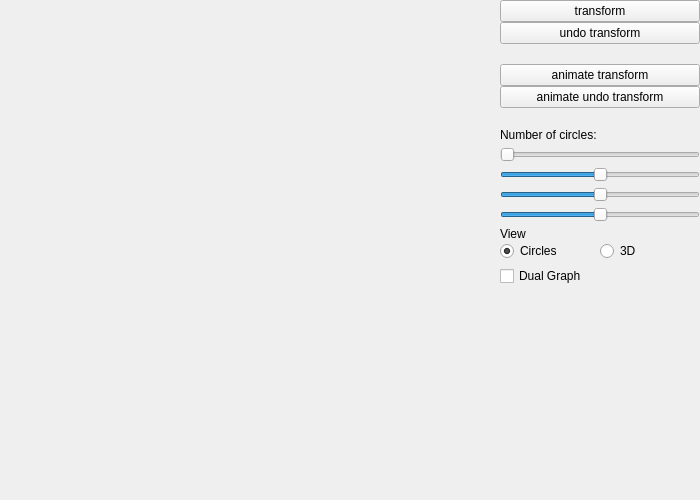
The window that bubblewrap/ui/widget.ui (daviddumas/bubble-wrap) describes before a commit, drawn with Qt 5.
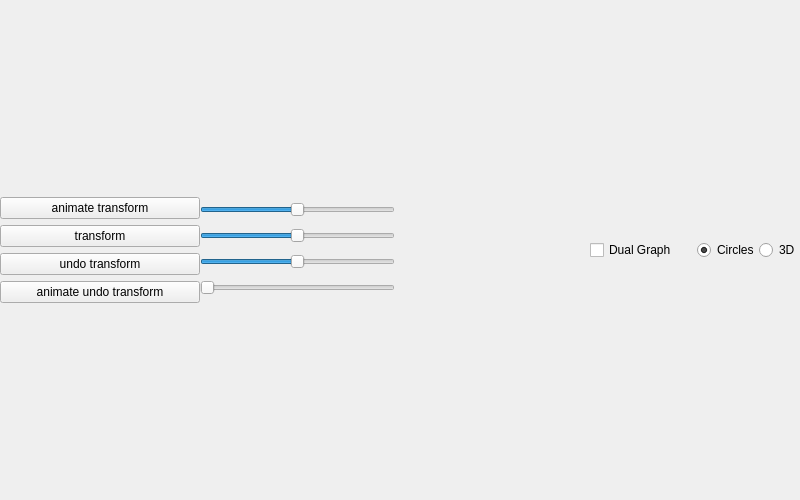
The same window after the commit.

```diff
--- a/bubblewrap/ui/widget.ui
+++ b/bubblewrap/ui/widget.ui
@@ -9,7 +9,7 @@
    <rect>
     <x>0</x>
     <y>0</y>
-    <width>700</width>
+    <width>800</width>
     <height>500</height>
    </rect>
   </property>
@@ -21,14 +21,20 @@
   </property>
   <property name="minimumSize">
    <size>
-    <width>700</width>
+    <width>800</width>
     <height>500</height>
    </size>
   </property>
   <property name="windowTitle">
    <string>Widget</string>
   </property>
-  <layout class="QHBoxLayout" name="horizontalLayout_2">
+  <layout class="QVBoxLayout" name="verticalLayout_2" stretch="1,0">
+   <property name="spacing">
+    <number>0</number>
+   </property>
+   <property name="sizeConstraint">
+    <enum>QLayout::SetNoConstraint</enum>
+   </property>
    <property name="leftMargin">
     <number>0</number>
    </property>
@@ -42,31 +48,79 @@
     <number>0</number>
    </property>
    <item>
-    <layout class="QHBoxLayout" name="horizontalLayout" stretch="1,0">
+    <layout class="QHBoxLayout" name="horizontalLayout" stretch="1,1">
      <property name="spacing">
-      <number>4</number>
+      <number>0</number>
      </property>
      <property name="sizeConstraint">
       <enum>QLayout::SetFixedSize</enum>
      </property>
      <item>
-      <layout class="QVBoxLayout" name="gv">
+      <layout class="QVBoxLayout" name="gv1" stretch="">
+       <property name="spacing">
+        <number>0</number>
+       </property>
        <property name="sizeConstraint">
         <enum>QLayout::SetMinimumSize</enum>
        </property>
       </layout>
      </item>
+     <item>
+      <layout class="QVBoxLayout" name="gv2">
+       <property name="spacing">
+        <number>0</number>
+       </property>
+       <property name="sizeConstraint">
+        <enum>QLayout::SetMinimumSize</enum>
+       </property>
+      </layout>
+     </item>
+    </layout>
+   </item>
+   <item>
+    <layout class="QHBoxLayout" name="horizontalLayout_2" stretch="0,0,0,0,0,0">
+     <property name="spacing">
+      <number>0</number>
+     </property>
+     <property name="sizeConstraint">
+      <enum>QLayout::SetMinimumSize</enum>
+     </property>
+     <property name="rightMargin">
+      <number>0</number>
+     </property>
      <item>
       <layout class="QVBoxLayout" name="verticalLayout">
-       <property name="spacing">
-        <number>0</number>
-       </property>
-       <property name="sizeConstraint">
-        <enum>QLayout::SetMaximumSize</enum>
-       </property>
-       <property name="rightMargin">
-        <number>0</number>
-       </property>
+       <item>
+        <widget class="QPushButton" name="testbtn3">
+         <property name="sizePolicy">
+          <sizepolicy hsizetype="Expanding" vsizetype="Fixed">
+           <horstretch>0</horstretch>
+           <verstretch>0</verstretch>
+          </sizepolicy>
+         </property>
+         <property name="minimumSize">
+          <size>
+           <width>200</width>
+           <height>0</height>
+          </size>
+         </property>
+         <property name="maximumSize">
+          <size>
+           <width>200</width>
+           <height>16777215</height>
+          </size>
+         </property>
+         <property name="layoutDirection">
+          <enum>Qt::LeftToRight</enum>
+         </property>
+         <property name="text">
+          <string>animate transform</string>
+         </property>
+         <property name="flat">
+          <bool>false</bool>
+         </property>
+        </widget>
+       </item>
        <item>
         <widget class="QPushButton" name="testbtn1">
          <property name="sizePolicy">
@@ -129,53 +183,6 @@
          </property>
         </widget>
        </item>
-       <item>
-        <spacer name="verticalSpacer_2">
-         <property name="orientation">
-          <enum>Qt::Vertical</enum>
-         </property>
-         <property name="sizeType">
-          <enum>QSizePolicy::Fixed</enum>
-         </property>
-         <property name="sizeHint" stdset="0">
-          <size>
-           <width>20</width>
-           <height>20</height>
-          </size>
-         </property>
-        </spacer>
-       </item>
-       <item>
-        <widget class="QPushButton" name="testbtn3">
-         <property name="sizePolicy">
-          <sizepolicy hsizetype="Expanding" vsizetype="Fixed">
-           <horstretch>0</horstretch>
-           <verstretch>0</verstretch>
-          </sizepolicy>
-         </property>
-         <property name="minimumSize">
-          <size>
-           <width>200</width>
-           <height>0</height>
-          </size>
-         </property>
-         <property name="maximumSize">
-          <size>
-           <width>200</width>
-           <height>16777215</height>
-          </size>
-         </property>
-         <property name="layoutDirection">
-          <enum>Qt::LeftToRight</enum>
-         </property>
-         <property name="text">
-          <string>animate transform</string>
-         </property>
-         <property name="flat">
-          <bool>false</bool>
-         </property>
-        </widget>
-       </item>
        <item>
         <widget class="QPushButton" name="testbtn4">
          <property name="sizePolicy">
@@ -207,74 +214,10 @@
          </property>
         </widget>
        </item>
-       <item>
-        <spacer name="verticalSpacer_3">
-         <property name="orientation">
-          <enum>Qt::Vertical</enum>
-         </property>
-         <property name="sizeType">
-          <enum>QSizePolicy::Fixed</enum>
-         </property>
-         <property name="sizeHint" stdset="0">
-          <size>
-           <width>20</width>
-           <height>20</height>
-          </size>
-         </property>
-        </spacer>
-       </item>
-       <item>
-        <widget class="QLabel" name="num_of_circles_label">
-         <property name="text">
-          <string>Number of circles:</string>
-         </property>
-        </widget>
-       </item>
-       <item>
-        <spacer name="verticalSpacer_4">
-         <property name="orientation">
-          <enum>Qt::Vertical</enum>
-         </property>
-         <property name="sizeType">
-          <enum>QSizePolicy::Fixed</enum>
-         </property>
-         <property name="sizeHint" stdset="0">
-          <size>
-           <width>20</width>
-           <height>5</height>
-          </size>
-         </property>
-        </spacer>
-       </item>
-       <item>
-        <widget class="QSlider" name="amountSlider">
-         <property name="minimum">
-          <number>9</number>
-         </property>
-         <property name="maximum">
-          <number>1999</number>
-         </property>
-         <property name="orientation">
-          <enum>Qt::Horizontal</enum>
-         </property>
-        </widget>
-       </item>
-       <item>
-        <spacer name="verticalSpacer_5">
-         <property name="orientation">
-          <enum>Qt::Vertical</enum>
-         </property>
-         <property name="sizeType">
-          <enum>QSizePolicy::Fixed</enum>
-         </property>
-         <property name="sizeHint" stdset="0">
-          <size>
-           <width>20</width>
-           <height>5</height>
-          </size>
-         </property>
-        </spacer>
-       </item>
+      </layout>
+     </item>
+     <item>
+      <layout class="QVBoxLayout" name="verticalLayout_4">
        <item>
         <widget class="QSlider" name="xrot">
          <property name="minimum">
@@ -291,22 +234,6 @@
          </property>
         </widget>
        </item>
-       <item>
-        <spacer name="verticalSpacer_6">
-         <property name="orientation">
-          <enum>Qt::Vertical</enum>
-         </property>
-         <property name="sizeType">
-          <enum>QSizePolicy::Fixed</enum>
-         </property>
-         <property name="sizeHint" stdset="0">
-          <size>
-           <width>20</width>
-           <height>5</height>
-          </size>
-         </property>
-        </spacer>
-       </item>
        <item>
         <widget class="QSlider" name="yrot">
          <property name="minimum">
@@ -323,22 +250,6 @@
          </property>
         </widget>
        </item>
-       <item>
-        <spacer name="verticalSpacer_7">
-         <property name="orientation">
-          <enum>Qt::Vertical</enum>
-         </property>
-         <property name="sizeType">
-          <enum>QSizePolicy::Fixed</enum>
-         </property>
-         <property name="sizeHint" stdset="0">
-          <size>
-           <width>20</width>
-           <height>5</height>
-          </size>
-         </property>
-        </spacer>
-       </item>
        <item>
         <widget class="QSlider" name="zrot">
          <property name="minimum">
@@ -356,88 +267,78 @@
         </widget>
        </item>
        <item>
-        <spacer name="verticalSpacer_10">
-         <property name="orientation">
-          <enum>Qt::Vertical</enum>
+        <widget class="QSlider" name="amountSlider">
+         <property name="minimum">
+          <number>9</number>
          </property>
-         <property name="sizeType">
-          <enum>QSizePolicy::Fixed</enum>
+         <property name="maximum">
+          <number>1999</number>
          </property>
-         <property name="sizeHint" stdset="0">
-          <size>
-           <width>20</width>
-           <height>5</height>
-          </size>
+         <property name="orientation">
+          <enum>Qt::Horizontal</enum>
          </property>
-        </spacer>
+        </widget>
        </item>
+      </layout>
+     </item>
+     <item>
+      <spacer name="horizontalSpacer">
+       <property name="orientation">
+        <enum>Qt::Horizontal</enum>
+       </property>
+       <property name="sizeHint" stdset="0">
+        <size>
+         <width>40</width>
+         <height>20</height>
+        </size>
+       </property>
+      </spacer>
+     </item>
+     <item>
+      <widget class="QCheckBox" name="dual_graph_btn">
+       <property name="text">
+        <string>Dual Graph</string>
+       </property>
+      </widget>
+     </item>
+     <item>
+      <spacer name="verticalSpacer">
+       <property name="orientation">
+        <enum>Qt::Vertical</enum>
+       </property>
+       <property name="sizeType">
+        <enum>QSizePolicy::Fixed</enum>
+       </property>
+       <property name="sizeHint" stdset="0">
+        <size>
+         <width>20</width>
+         <height>100</height>
+        </size>
+       </property>
+      </spacer>
+     </item>
+     <item>
+      <layout class="QHBoxLayout" name="horizontalLayout_3">
+       <property name="spacing">
+        <number>0</number>
+       </property>
        <item>
-        <widget class="QLabel" name="label">
+        <widget class="QRadioButton" name="view_circles">
          <property name="text">
-          <string>View</string>
+          <string>Circles</string>
          </property>
+         <property name="checked">
+          <bool>true</bool>
+         </property>
         </widget>
        </item>
        <item>
-        <layout class="QHBoxLayout" name="horizontalLayout_3">
-         <property name="spacing">
-          <number>0</number>
-         </property>
-         <item>
-          <widget class="QRadioButton" name="view_circles">
-           <property name="text">
-            <string>Circles</string>
-           </property>
-           <property name="checked">
-            <bool>true</bool>
-           </property>
-          </widget>
-         </item>
-         <item>
-          <widget class="QRadioButton" name="view_3d">
-           <property name="text">
-            <string>3D</string>
-           </property>
-          </widget>
-         </item>
-        </layout>
-       </item>
-       <item>
-        <spacer name="verticalSpacer_11">
-         <property name="orientation">
-          <enum>Qt::Vertical</enum>
-         </property>
-         <property name="sizeType">
-          <enum>QSizePolicy::Fixed</enum>
-         </property>
-         <property name="sizeHint" stdset="0">
-          <size>
-           <width>20</width>
-           <height>5</height>
-          </size>
-         </property>
-        </spacer>
-       </item>
-       <item>
-        <widget class="QCheckBox" name="dual_graph_btn">
+        <widget class="QRadioButton" name="view_3d">
          <property name="text">
-          <string>Dual Graph</string>
+          <string>3D</string>
          </property>
         </widget>
        </item>
-       <item>
-        <spacer name="verticalSpacer">
-         <property name="orientation">
-          <enum>Qt::Vertical</enum>
-         </property>
-         <property name="sizeHint" stdset="0">
-          <size>
-           <width>20</width>
-           <height>40</height>
-          </size>
-         </property>
-        </spacer>
-       </item>
       </layout>
      </item>
     </layout>
```
